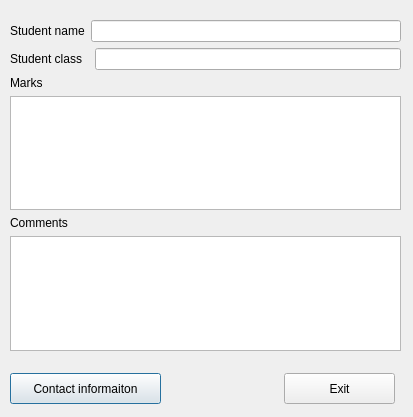
albaSANDROS/DIPLOMA-PROJECT.-Multi-user-client-server-application-e-journal, file QTcreator/Diary/parent_window.ui: the form before one commit.
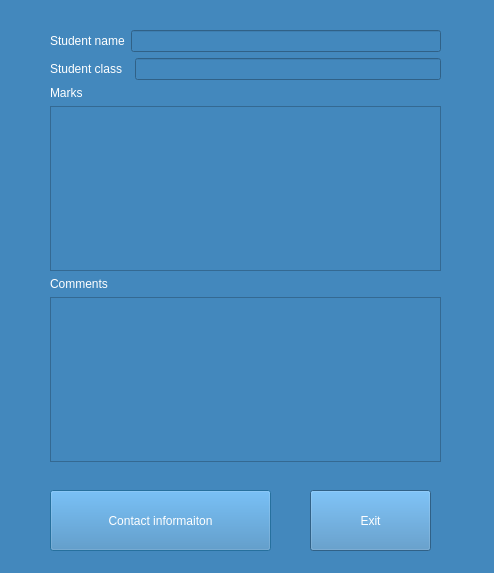
The form after the commit.

Commit message: Added icon to project. Changed main style of program

Diff of the .ui file:
```diff
--- a/QTcreator/Diary/parent_window.ui
+++ b/QTcreator/Diary/parent_window.ui
@@ -6,22 +6,29 @@
    <rect>
     <x>0</x>
     <y>0</y>
-    <width>413</width>
-    <height>417</height>
+    <width>494</width>
+    <height>573</height>
    </rect>
   </property>
   <property name="windowTitle">
    <string>Dialog</string>
   </property>
+  <property name="styleSheet">
+   <string notr="true">background-color: rgb(67, 136, 189);
+selection-color: rgb(22, 34, 49);</string>
+  </property>
   <widget class="QPushButton" name="pushButton_info">
    <property name="geometry">
     <rect>
-     <x>10</x>
-     <y>373</y>
-     <width>151</width>
-     <height>31</height>
+     <x>50</x>
+     <y>490</y>
+     <width>221</width>
+     <height>61</height>
     </rect>
    </property>
+   <property name="styleSheet">
+    <string notr="true">color: rgb(255, 255, 255);</string>
+   </property>
    <property name="text">
     <string>Contact informaiton</string>
    </property>
@@ -29,23 +36,26 @@
   <widget class="QPushButton" name="pushButton_cancel">
    <property name="geometry">
     <rect>
-     <x>284</x>
-     <y>373</y>
-     <width>111</width>
-     <height>31</height>
+     <x>310</x>
+     <y>490</y>
+     <width>121</width>
+     <height>61</height>
     </rect>
    </property>
+   <property name="styleSheet">
+    <string notr="true">color: rgb(255, 255, 255);</string>
+   </property>
    <property name="text">
     <string>Exit</string>
    </property>
   </widget>
-  <widget class="QWidget" name="">
+  <widget class="QWidget" name="layoutWidget">
    <property name="geometry">
     <rect>
-     <x>10</x>
-     <y>20</y>
+     <x>50</x>
+     <y>30</y>
      <width>391</width>
-     <height>331</height>
+     <height>432</height>
     </rect>
    </property>
    <layout class="QVBoxLayout" name="verticalLayout_4">
@@ -53,6 +63,9 @@
      <layout class="QHBoxLayout" name="horizontalLayout">
       <item>
        <widget class="QLabel" name="label_studname">
+        <property name="styleSheet">
+         <string notr="true">color: rgb(255, 255, 255);</string>
+        </property>
         <property name="text">
          <string>Student name</string>
         </property>
@@ -60,6 +73,9 @@
       </item>
       <item>
        <widget class="QLineEdit" name="lineEdit_studname">
+        <property name="styleSheet">
+         <string notr="true">color: rgb(255, 255, 255);</string>
+        </property>
         <property name="readOnly">
          <bool>true</bool>
         </property>
@@ -71,6 +87,9 @@
      <layout class="QHBoxLayout" name="horizontalLayout_2">
       <item>
        <widget class="QLabel" name="label_studclass">
+        <property name="styleSheet">
+         <string notr="true">color: rgb(255, 255, 255);</string>
+        </property>
         <property name="text">
          <string>Student class  </string>
         </property>
@@ -78,6 +97,9 @@
       </item>
       <item>
        <widget class="QLineEdit" name="lineEdit_studclass">
+        <property name="styleSheet">
+         <string notr="true">color: rgb(255, 255, 255);</string>
+        </property>
         <property name="readOnly">
          <bool>true</bool>
         </property>
@@ -91,6 +113,9 @@
        <layout class="QVBoxLayout" name="verticalLayout_2">
         <item>
          <widget class="QLabel" name="label_marks">
+          <property name="styleSheet">
+           <string notr="true">color: rgb(255, 255, 255);</string>
+          </property>
           <property name="text">
            <string>Marks</string>
           </property>
@@ -98,6 +123,9 @@
         </item>
         <item>
          <widget class="QTextEdit" name="textEdit_marks">
+          <property name="styleSheet">
+           <string notr="true">color: rgb(255, 255, 255);</string>
+          </property>
           <property name="readOnly">
            <bool>true</bool>
           </property>
@@ -109,6 +137,9 @@
        <layout class="QVBoxLayout" name="verticalLayout">
         <item>
          <widget class="QLabel" name="label_comments">
+          <property name="styleSheet">
+           <string notr="true">color: rgb(255, 255, 255);</string>
+          </property>
           <property name="text">
            <string>Comments</string>
           </property>
@@ -116,6 +147,9 @@
         </item>
         <item>
          <widget class="QTextEdit" name="textEdit_comments">
+          <property name="styleSheet">
+           <string notr="true">color: rgb(255, 255, 255);</string>
+          </property>
           <property name="readOnly">
            <bool>true</bool>
           </property>
```
The commit also changes 59 other files.
